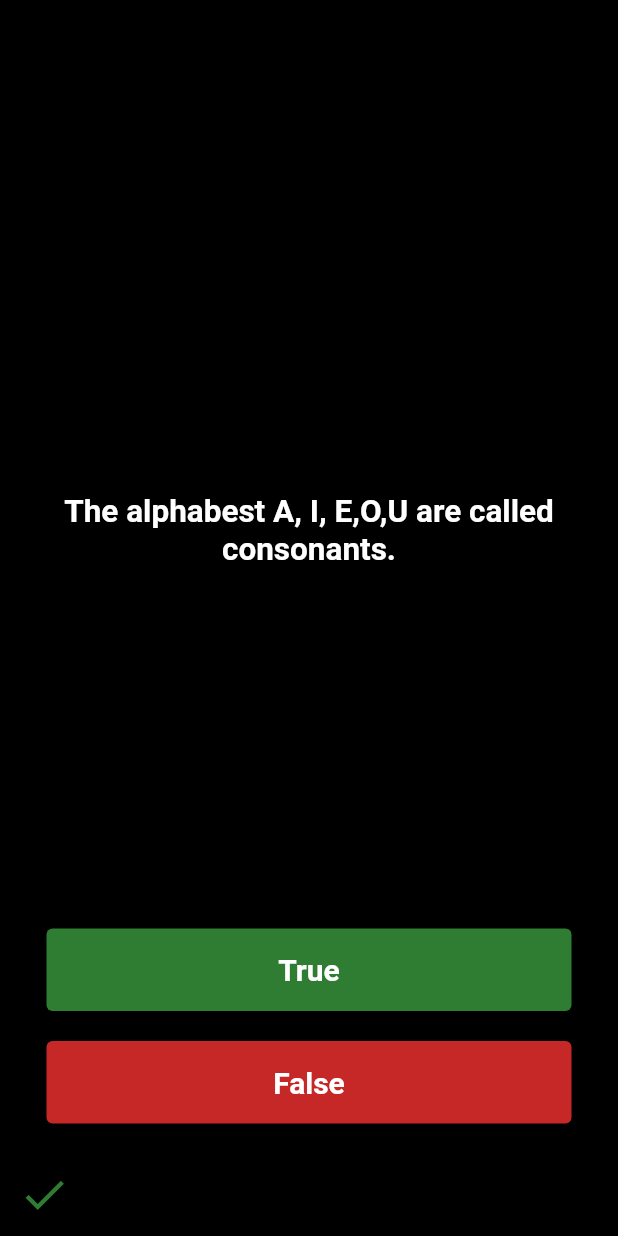
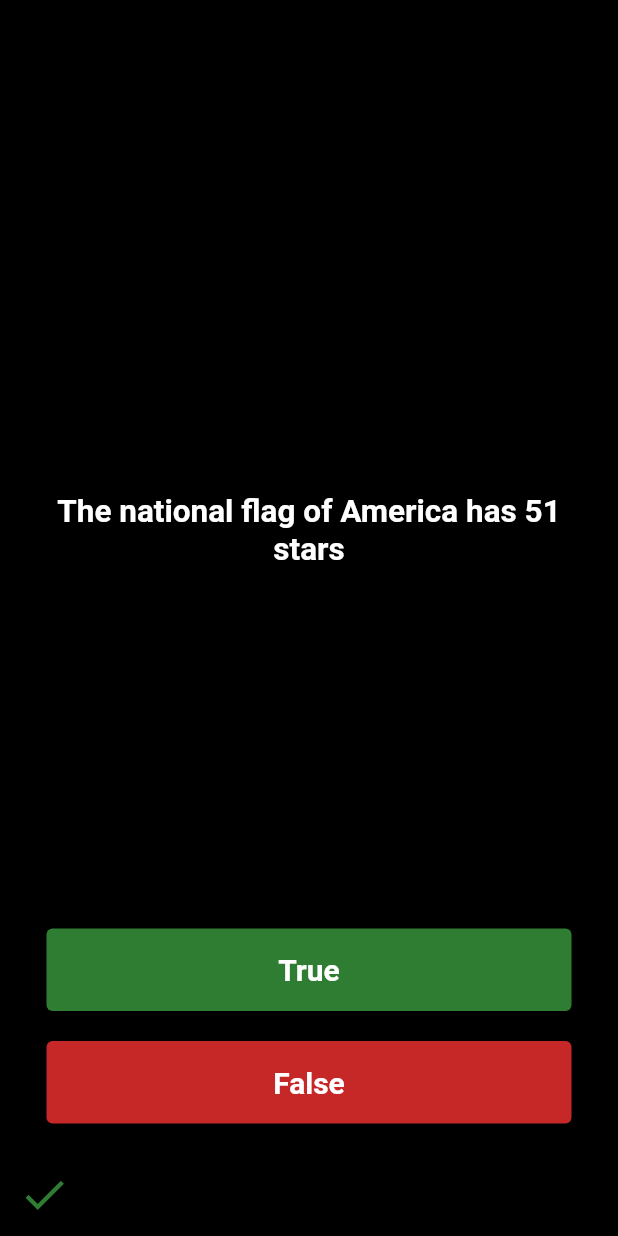
Before and after one commit to KavyaParengal/Quiz_App, a Flutter app: the screen it shows after launch, after a tap on "True", on a phone screen of 412 x 824 dp. Run offline on Flutter 3.47's test engine with Material 2 defaults, Android fonts, the phone set to English and light mode, and no system bars.

Commit message:
second commit

```diff
--- a/lib/main.dart
+++ b/lib/main.dart
@@ -5,7 +5,7 @@ void main(){
   runApp(
     MaterialApp(
       debugShowCheckedModeBanner: false,
-      home: Quiz_App(),
+      home: QuizApp(),
     ),
   );
 }
--- a/lib/quiz.dart
+++ b/lib/quiz.dart
@@ -1,43 +1,82 @@
 import 'package:flutter/material.dart';
 import 'package:quiz_app/model/model.dart';
-class Quiz_App extends StatefulWidget {
-  const Quiz_App({Key? key}) : super(key: key);
+
+class QuizApp extends StatefulWidget {
+  const QuizApp({Key? key}) : super(key: key);
 
   @override
-  State<Quiz_App> createState() => _Quiz_AppState();
+  State<QuizApp> createState() => _QuizAppState();
 }
 
-class _Quiz_AppState extends State<Quiz_App> {
-  @override
+class _QuizAppState extends State<QuizApp> {
+  List<Model> question = [
+    Model(questions: 'Australia is a country as well as a continent', answer: true),
+    Model(questions: 'The national flag of America has 51 stars', answer: true),
+    Model(questions: 'Ears are responsible for smelling.', answer: false),
+    Model(questions: 'The human body consists of 150 bones.', answer: false),
+    Model(questions: 'A century consists of one hundred years.', answer: true),
+    Model(questions: 'The capital of Australia is Sydney.', answer: true),
+    Model(questions: 'China is the largest country in the world.', answer: false),
+    Model(questions: 'Oxygen is required for breathing.', answer: true),
+    Model(questions: 'There is no railway system in Iceland.', answer: true),
+    Model(questions: 'The alphabets A, I, E, O, U are called consonants.', answer: false),
+  ];
 
-  List? question=[
-    Model(questions:'Australia is a country as well as a continent ',answer: true),
-    Model(questions:'The national flag of America has 51 stars', answer:true),
-    Model(questions:'Ears are responsible for smelling.',answer: false),
-    Model(questions:'The human body consists of 150 bones.',answer: false),
-    Model(questions:'A century consists of one hundred years.',answer :true),
-    Model(questions:'The capital of Australia is Sydney.',answer:true),
-    Model(questions:'China is the largest country in the world. ', answer:false),
-    Model(questions:'Oxygen is required for breathing.',answer: true),
-    Model(questions:'There is no railway system in Iceland.', answer:true),
-    Model(questions:'The alphabest A, I, E,O,U are called consonants. ',answer: false)
-  ];
-  List<Icons> icon=[];
+  List<IconData> icon = [];
+  int qnNum = 0;
+  int count = 0;
 
-  int qnNum=0;
-  String getQuestions(){
-    return question?[qnNum].questions;
-  }
-  bool getAnswers(){
-    return question?[qnNum].answer;
+  String getQuestions() {
+    return question[qnNum].questions;
   }
 
-  void getNextqn(){
-    if(qnNum<question!.length){
+  bool getAnswers() {
+    return question[qnNum].answer;
+  }
+
+  void getNextQn() {
+    if (qnNum < question!.length) {
       qnNum++;
     }
   }
 
+  void clearQn() {
+    count = 0;
+    qnNum = 0;
+    icon = [];
+  }
+
+  bool finishQn(){
+    if(qnNum>=question!.length-1){
+      return true;
+    }
+    else
+      return false;
+  }
+
+  void ansQn(bool answer) {
+    bool getAnswer = getAnswers();
+    if (finishQn()==true) {
+      if (count <= 5) {
+        openAlertFail();
+        clearQn();
+      } else {
+        openAlertWin();
+        clearQn();
+      }
+    } else {
+      if (getAnswer == answer) {
+        icon.add(Icons.check);
+        count++;
+      } else {
+        icon.add(Icons.close);
+      }
+      getNextQn();
+    }
+  }
+
+
+  @override
   Widget build(BuildContext context) {
     return Scaffold(
       backgroundColor: Colors.black,
@@ -46,40 +85,90 @@ class _Quiz_AppState extends State<Quiz_App> {
           mainAxisAlignment: MainAxisAlignment.end,
           children: [
             Padding(
-              padding: const EdgeInsets.only(left: 20,right: 20,bottom: 240),
-              child: Text('The alphabest A, I, E,O,U are called consonants. ',textAlign: TextAlign.center,style: TextStyle(color: Colors.white,fontSize: 21,fontWeight: FontWeight.w600),),
+              padding: const EdgeInsets.only(left: 20, right: 20, bottom: 240),
+              child: Text(
+                getQuestions(),
+                textAlign: TextAlign.center,
+                style: TextStyle(color: Colors.white, fontSize: 21, fontWeight: FontWeight.w600),
+              ),
             ),
             ElevatedButton(
-                onPressed: (){},
-                child: Text('True',style: TextStyle(fontWeight: FontWeight.bold,fontSize: 20,color: Colors.white),),
+              onPressed: () {
+                setState(() {
+                  ansQn(true);
+                });
+
+              },
+              child: Text(
+                'True',
+                style: TextStyle(fontWeight: FontWeight.bold, fontSize: 20, color: Colors.white),
+              ),
               style: ElevatedButton.styleFrom(
                 backgroundColor: Colors.green[800],
-                fixedSize: Size(350, 55)
+                fixedSize: Size(350, 55),
               ),
             ),
-            SizedBox(height: 20,),
+            SizedBox(height: 20),
             ElevatedButton(
-              onPressed: (){},
-              child: Text('False',style: TextStyle(fontWeight: FontWeight.bold,fontSize: 20,color: Colors.white),),
+              onPressed: () {
+                setState(() {
+                  ansQn(false);
+                });
+
+              },
+              child: Text(
+                'False',
+                style: TextStyle(fontWeight: FontWeight.bold, fontSize: 20, color: Colors.white),
+              ),
               style: ElevatedButton.styleFrom(
-                  backgroundColor: Colors.red[800],
-                  fixedSize: Size(350, 55)
+                backgroundColor: Colors.red[800],
+                fixedSize: Size(350, 55),
               ),
             ),
-            SizedBox(height: 30,),
+            SizedBox(height: 30),
             Padding(
-              padding: const EdgeInsets.only(left: 12,right: 12),
+              padding: const EdgeInsets.only(left: 12, right: 12),
               child: Row(
                 children: [
-                  Icon(Icons.check,color: Colors.green[800],size: 35,),
-
+                  for (var iconData in icon)
+                    Icon(iconData, color: Colors.green[800], size: 35),
                 ],
               ),
             ),
-            SizedBox(height: 10,),
+            SizedBox(height: 10),
           ],
         ),
       ),
     );
   }
+
+  Future openAlertWin() => showDialog(
+    context: context,
+    builder: (context) => AlertDialog(
+      title: Image.asset('images/win.jpg'),
+      actions: [
+        TextButton(
+          onPressed: () {
+            Navigator.pop(context);
+          },
+          child: Text('OK', style: TextStyle(fontSize: 25)),
+        ),
+      ],
+    ),
+  );
+
+  Future openAlertFail() => showDialog(
+    context: context,
+    builder: (context) => AlertDialog(
+      title: Image.asset('images/fail.jpg'),
+      actions: [
+        TextButton(
+          onPressed: () {
+            Navigator.pop(context);
+          },
+          child: Text('OK', style: TextStyle(fontSize: 25)),
+        ),
+      ],
+    ),
+  );
 }
--- a/pubspec.yaml
+++ b/pubspec.yaml
@@ -59,8 +59,8 @@ flutter:
   uses-material-design: true
 
   # To add assets to your application, add an assets section, like this:
-  # assets:
-  #   - images/a_dot_burr.jpeg
+  assets:
+    - images/
   #   - images/a_dot_ham.jpeg
 
   # An image asset can refer to one or more resolution-specific "variants", see
```
Also changed, not shown: images/win.jpg (added), 2 other files.
